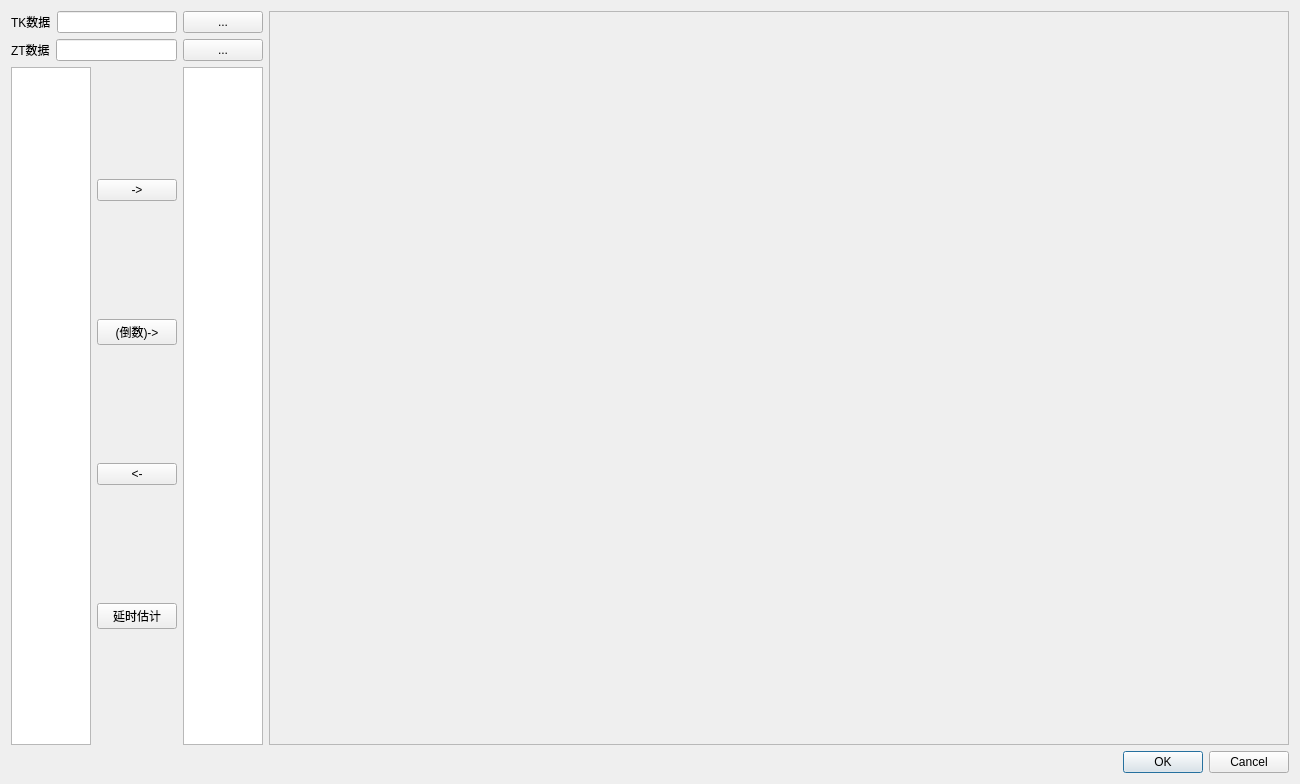
wqhot/ZNTKGUI, file ui/analysis.ui: the form before one commit.
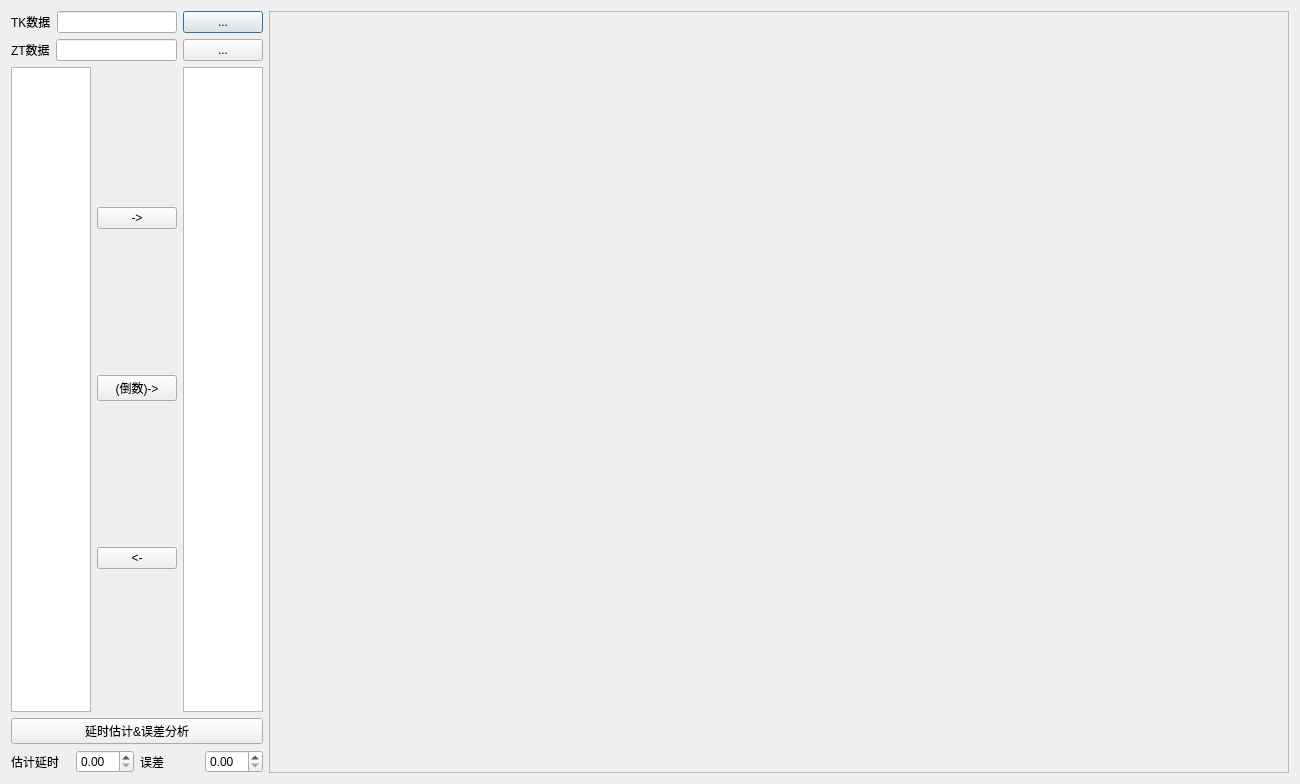
The form after the commit. Icons and pictures are not drawn.

Commit message: feature: 显示延时与误差

What changed in the file:
```diff
--- a/ui/analysis.ui
+++ b/ui/analysis.ui
@@ -173,25 +173,6 @@
              </property>
             </widget>
            </item>
-           <item>
-            <widget class="QPushButton" name="pushButton_4">
-             <property name="sizePolicy">
-              <sizepolicy hsizetype="Maximum" vsizetype="Fixed">
-               <horstretch>2</horstretch>
-               <verstretch>0</verstretch>
-              </sizepolicy>
-             </property>
-             <property name="maximumSize">
-              <size>
-               <width>16777215</width>
-               <height>16777215</height>
-              </size>
-             </property>
-             <property name="text">
-              <string>延时估计</string>
-             </property>
-            </widget>
-           </item>
           </layout>
          </item>
          <item>
@@ -212,6 +193,49 @@
          </item>
         </layout>
        </item>
+       <item>
+        <widget class="QPushButton" name="pushButton_4">
+         <property name="sizePolicy">
+          <sizepolicy hsizetype="Expanding" vsizetype="Fixed">
+           <horstretch>2</horstretch>
+           <verstretch>0</verstretch>
+          </sizepolicy>
+         </property>
+         <property name="maximumSize">
+          <size>
+           <width>16777215</width>
+           <height>16777215</height>
+          </size>
+         </property>
+         <property name="text">
+          <string>延时估计&amp;&amp;误差分析</string>
+         </property>
+        </widget>
+       </item>
+       <item>
+        <layout class="QHBoxLayout" name="horizontalLayout_5">
+         <item>
+          <widget class="QLabel" name="label_3">
+           <property name="text">
+            <string>估计延时</string>
+           </property>
+          </widget>
+         </item>
+         <item>
+          <widget class="QDoubleSpinBox" name="doubleSpinBox"/>
+         </item>
+         <item>
+          <widget class="QLabel" name="label_4">
+           <property name="text">
+            <string>误差</string>
+           </property>
+          </widget>
+         </item>
+         <item>
+          <widget class="QDoubleSpinBox" name="doubleSpinBox_2"/>
+         </item>
+        </layout>
+       </item>
       </layout>
      </item>
      <item>
@@ -237,16 +261,6 @@
      </item>
     </layout>
    </item>
-   <item>
-    <widget class="QDialogButtonBox" name="buttonBox">
-     <property name="orientation">
-      <enum>Qt::Horizontal</enum>
-     </property>
-     <property name="standardButtons">
-      <set>QDialogButtonBox::Cancel|QDialogButtonBox::Ok</set>
-     </property>
-    </widget>
-   </item>
   </layout>
  </widget>
  <resources/>
```
Left out of the diff: 35 changed lines with no effect on the pictures. The commit also changes 2 other files.
